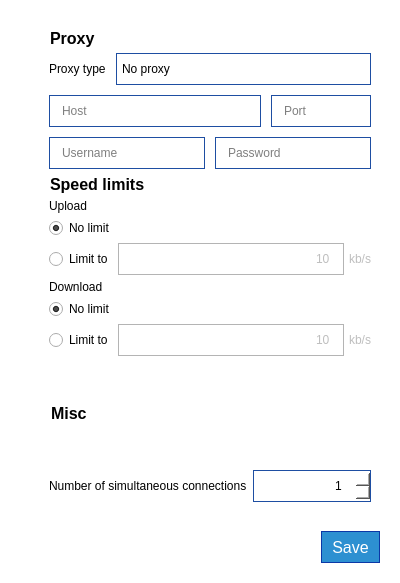
Old version of the form parsec/core/gui/forms/network_settings_widget.ui in the repository Scille/parsec-cloud.
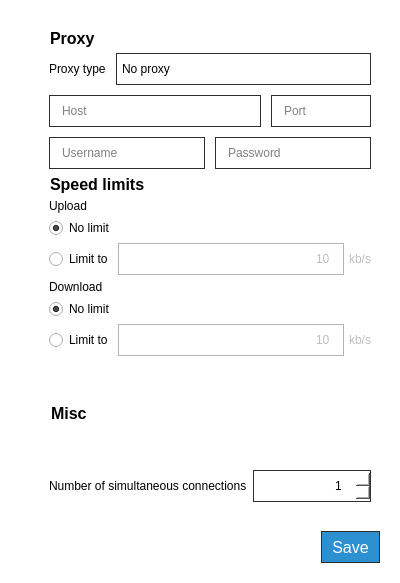
New version of the form. Icons and pictures are not drawn.

Commit message: [GUI] Changed pages colors

What changed in the file:
```diff
--- a/parsec/core/gui/forms/network_settings_widget.ui
+++ b/parsec/core/gui/forms/network_settings_widget.ui
@@ -21,13 +21,13 @@
 
 QLineEdit
 {
-border: 1px solid rgb(30, 78, 162);
+border: 1px solid rgb(46, 46, 46);
 padding-left: 10px;
 }
 
 QSpinBox
 {
-border: 1px solid rgb(30, 78, 162);
+border: 1px solid rgb(46, 46, 46);
 padding-right: 10px;
 }
 
@@ -56,7 +56,7 @@
 QPushButton
 {
 background-color: rgb(45, 144, 209);
-border: 1px solid rgb(11, 56, 166);
+border: 1px solid rgb(46, 46, 46);
 color: rgb(255, 255, 255);
 padding-left: 10px;
 padding-right: 10px;
@@ -64,7 +64,7 @@
 
 QPushButton:disabled
 {
-border: 1px solid rgb(65, 75, 106);
+border: 1px solid rgb(46, 46, 46);
 background-color: rgb(112, 122, 153);
 color: rgb(255, 255, 255);
 }
@@ -74,7 +74,7 @@
 width: 15px;
 height: 15px;
 background-color: rgb(255, 255, 255);
-border: 2px solid rgb(30, 78, 162);
+border: 2px solid rgb(46, 46,46);
 color: black;
 }
 
@@ -85,7 +85,7 @@
 
 QComboBox
 {
-border: 1px solid rgb(30, 78, 162);
+border: 1px solid rgb(46, 46, 46);
 background-color: white;
 color: black;
 padding-left: 5px;
```
The commit also changes 3 other files.
